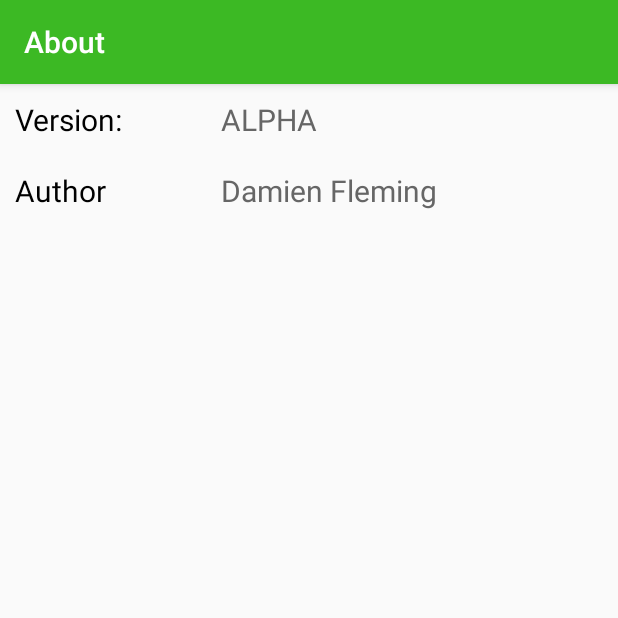
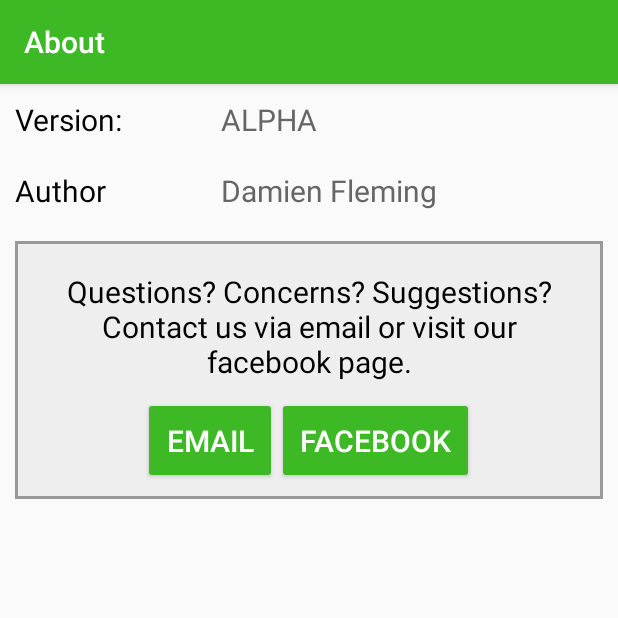
Before and after one commit to DamienFleming/NotiPlan, an Android app: the screen it shows after launch (AboutActivity), after a tap on "ABOUT", on a phone screen of 412 x 824 dp, the top half of it. Run offline under Robolectric (Android 15) with nearby library versions, the phone set to English and light mode, and no system bars.

Commit message:
Added intents to facebook page and email support

```diff
--- a/app/src/main/java/com/damien/notiplan/AboutActivity.java
+++ b/app/src/main/java/com/damien/notiplan/AboutActivity.java
@@ -1,13 +1,64 @@
 package com.damien.notiplan;
 
+import android.content.Context;
+import android.content.Intent;
+import android.content.pm.ApplicationInfo;
+import android.content.pm.PackageManager;
+import android.net.Uri;
 import android.support.v7.app.AppCompatActivity;
 import android.os.Bundle;
+import android.view.View;
+import android.widget.Button;
 
 public class AboutActivity extends AppCompatActivity {
+
+    public static String FACEBOOK_URL = "https://www.facebook.com/Happiness-is-Contagious-1516588755313659";
+    public static String FACEBOOK_PAGE_ID = "Happiness-is-Contagious-1516588755313659";
 
     @Override
     protected void onCreate(Bundle savedInstanceState) {
         super.onCreate(savedInstanceState);
         setContentView(R.layout.activity_about);
+
+        Button sendEmail = (Button)findViewById(R.id.emailSupport);
+        Button openFacebook = (Button)findViewById(R.id.facebookSupport);
+
+        sendEmail.setOnClickListener(new View.OnClickListener() {
+            public void onClick(View v) {
+                Intent intent = new Intent(Intent.ACTION_SENDTO);
+                intent.setData(Uri.parse("mailto:")); // only email apps should handle this
+                intent.putExtra(Intent.EXTRA_EMAIL, new String[] {"damien16fleming@gmail.com"});
+                intent.putExtra(Intent.EXTRA_SUBJECT, "NotiPlan Support Request");
+                if (intent.resolveActivity(getPackageManager()) != null) {
+                    startActivity(intent);
+                }
+            }
+        });
+
+        final Context context = this;
+
+        openFacebook.setOnClickListener(new View.OnClickListener() {
+            public void onClick(View v) {
+                Intent facebookIntent = new Intent(Intent.ACTION_VIEW);
+                String facebookUrl = getFacebookPageIntentURL(context);
+                facebookIntent.setData(Uri.parse(facebookUrl));
+                startActivity(facebookIntent);
+            }
+        });
     }
+
+    public String getFacebookPageIntentURL(Context context) {
+        PackageManager packageManager = context.getPackageManager();
+        try {
+            int versionCode = packageManager.getPackageInfo("com.facebook.katana", 0).versionCode;
+            if (versionCode >= 3002850) { //newer versions of fb app
+                return "fb://facewebmodal/f?href=" + FACEBOOK_URL;
+            } else { //older versions of fb app
+                return "fb://page/" + FACEBOOK_PAGE_ID;
+            }
+        } catch (PackageManager.NameNotFoundException e) {
+            return FACEBOOK_URL; //normal web url
+        }
+    }
+
 }
--- a/app/src/main/res/layout/activity_about.xml
+++ b/app/src/main/res/layout/activity_about.xml
@@ -53,4 +53,47 @@
             android:gravity="left"
             android:layout_weight="4"/>
     </LinearLayout>
+    <LinearLayout xmlns:android="http://schemas.android.com/apk/res/android"
+        android:orientation="vertical"
+        android:layout_width="match_parent"
+        android:layout_height="wrap_content"
+        android:background="@drawable/background_box"
+        android:layout_margin="10sp"
+        android:padding="10sp">
+        <TextView android:id="@+id/HelpText"
+            android:layout_width="match_parent"
+            android:layout_height="wrap_content"
+            android:text="Questions? Concerns? Suggestions? Contact us via email or visit our facebook page."
+            android:textColor="#000000"
+            android:textStyle="normal"
+            android:textSize="20sp"
+            android:padding="10sp"
+            android:gravity="center"/>
+        <LinearLayout xmlns:android="http://schemas.android.com/apk/res/android"
+            android:layout_width="match_parent"
+            android:layout_height="wrap_content"
+            android:orientation="horizontal"
+            android:gravity="center">
+            <Button android:id="@+id/emailSupport"
+                android:layout_width="wrap_content"
+                android:layout_height="wrap_content"
+                android:text="@string/email"
+                android:textSize="20sp"
+                android:padding="15sp"
+                android:textColor="#FFFFFF"
+                android:gravity="center"
+                android:layout_gravity="center"/>
+            <Button android:id="@+id/facebookSupport"
+                android:layout_width="wrap_content"
+                android:layout_height="wrap_content"
+                android:text="@string/facebook"
+                android:textSize="20sp"
+                android:padding="15sp"
+                android:textColor="#FFFFFF"
+                android:gravity="center"
+                android:layout_gravity="center"/>
+        </LinearLayout>
+
+    </LinearLayout>
+
 </LinearLayout>
--- a/app/src/main/res/values/strings.xml
+++ b/app/src/main/res/values/strings.xml
@@ -23,4 +23,6 @@
     <string name="author">Damien Fleming</string>
     <string name="RingVolumePercent">0%</string>
     <string name="aboutText">About</string>
+    <string name="email">Email</string>
+    <string name="facebook">Facebook</string>
 </resources>
```
Also changed, not shown: app/src/main/res/drawable/ic_launcher_foreground.png (added).
